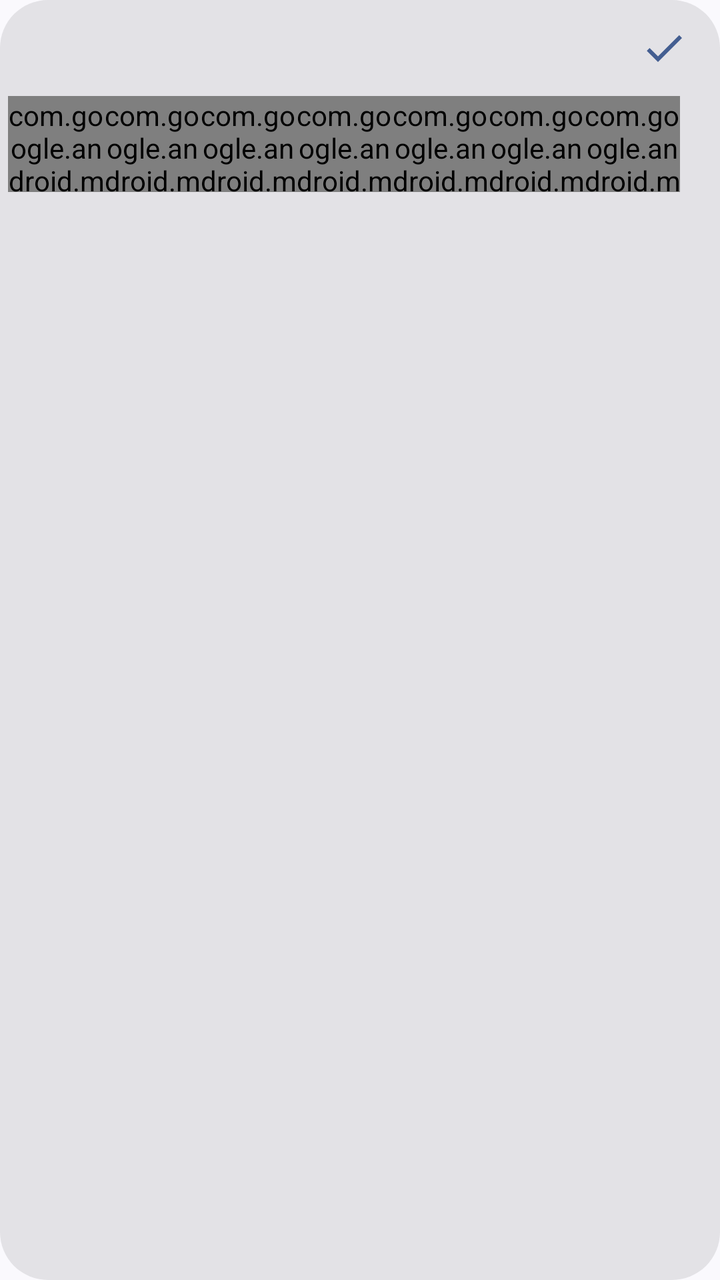
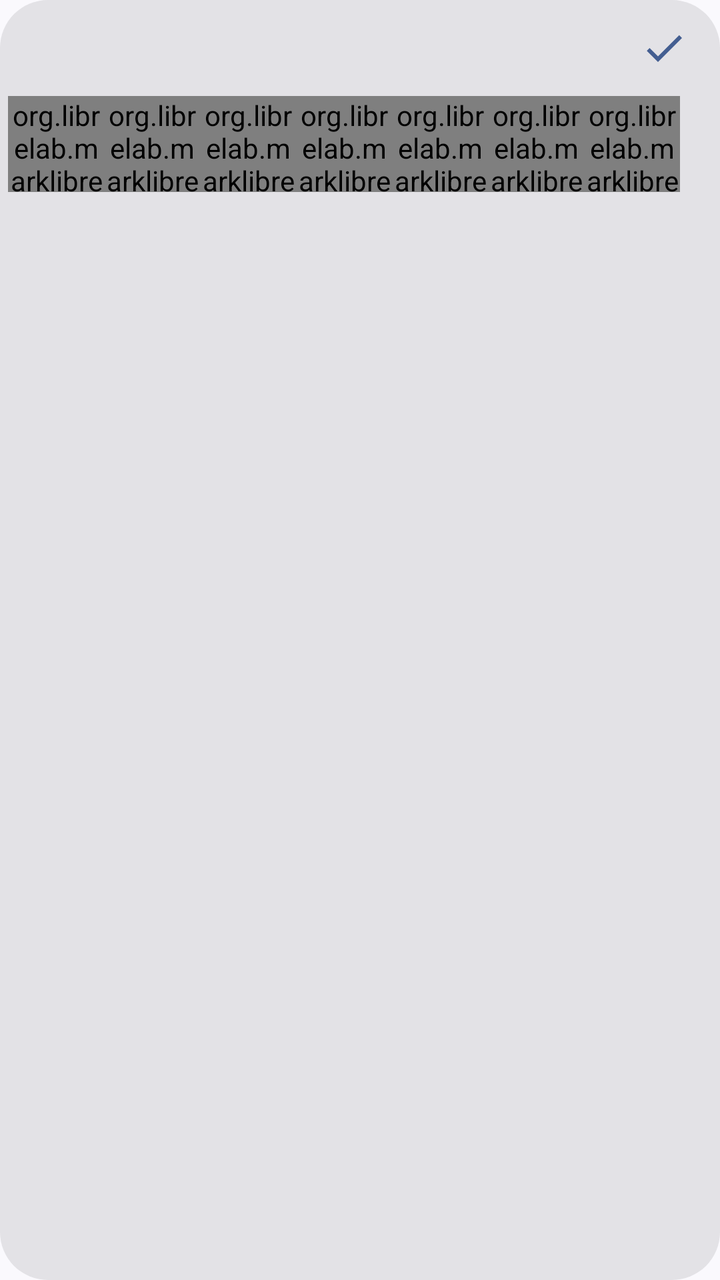

Compare the two renders of this Android layout. The source of the first and the diff that turns it into the second are given below.
<!-- AndroidManifest.xml: application theme MarkupTheme -->
<!-- res/layout/text_toolbar.xml -->
<?xml version="1.0" encoding="utf-8"?>
<LinearLayout xmlns:android="http://schemas.android.com/apk/res/android"
    xmlns:app="http://schemas.android.com/apk/res-auto"
    android:id="@+id/text_toolbar"
    android:layout_width="match_parent"
    android:layout_height="wrap_content"
    android:layout_gravity="center_horizontal"
    android:layout_marginHorizontal="8dp"
    android:background="@drawable/floating_toolbar_background"
    android:clickable="true"
    android:importantForAccessibility="no"
    android:orientation="vertical"
    android:paddingHorizontal="4dp">

    <LinearLayout
        android:id="@+id/font_controls"
        android:layout_width="match_parent"
        android:layout_height="wrap_content"
        android:gravity="center_vertical"
        android:orientation="horizontal">

        <LinearLayout
            android:id="@+id/font_list"
            android:layout_width="0dp"
            android:layout_height="wrap_content"
            android:layout_weight="1"
            android:orientation="horizontal"
            android:scrollbars="horizontal">

            <Button style="@style/FontButton" />
            <Button style="@style/FontButton" />
            <Button style="@style/FontButton" />
            <Button style="@style/FontButton" />
            <Button style="@style/FontButton" />
            <Button style="@style/FontButton" />
        </LinearLayout>

        <ImageButton
            android:id="@+id/text_done"
            style="@style/MarkupToolbarButton"
            android:contentDescription="@string/text_done"
            android:src="@drawable/ic_done"
            android:tint="?attr/colorPrimary" />
    </LinearLayout>

    <LinearLayout
        android:id="@+id/color_list"
        android:layout_width="match_parent"
        android:layout_height="wrap_content"
        android:orientation="horizontal">

        <com.google.android.markup.ColorButton style="@style/InkColorButton" app:ink_color="@color/ink_swatch_white" />
        <com.google.android.markup.ColorButton style="@style/InkColorButton" app:ink_color="@color/ink_swatch_black" />
        <com.google.android.markup.ColorButton style="@style/InkColorButton" app:ink_color="@color/ink_swatch_red" />
        <com.google.android.markup.ColorButton style="@style/InkColorButton" app:ink_color="@color/ink_swatch_yellow" />
        <com.google.android.markup.ColorButton style="@style/InkColorButton" app:ink_color="@color/ink_swatch_green" />
        <com.google.android.markup.ColorButton style="@style/InkColorButton" app:ink_color="@color/ink_swatch_blue" />
        <com.google.android.markup.ColorButton style="@style/InkColorButton" app:ink_color="@color/ink_swatch_purple" />
    </LinearLayout>
</LinearLayout>
<!-- resources referenced by this layout -->
<resources>
  <color name="ink_swatch_black">#000000</color>
  <color name="ink_swatch_blue">#00B0FF</color>
  <color name="ink_swatch_green">#00E676</color>
  <color name="ink_swatch_purple">#D500F9</color>
  <color name="ink_swatch_red">#FF5252</color>
  <color name="ink_swatch_white">#FAFAFA</color>
  <color name="ink_swatch_yellow">#FFC400</color>
  <!-- drawable floating_toolbar_background (drawable) -->
  <?xml version="1.0" encoding="utf-8"?>
  <shape xmlns:android="http://schemas.android.com/apk/res/android"
      android:shape="rectangle">
      <solid android:color="?attr/colorSurfaceContainerHighest" />
      <corners android:radius="24dp" />
  </shape>
  <!-- drawable ic_done (drawable) -->
  <?xml version="1.0" encoding="utf-8"?>
  <vector xmlns:android="http://schemas.android.com/apk/res/android"
      android:width="24dp" android:height="24dp"
      android:viewportWidth="24" android:viewportHeight="24">
      <path android:fillColor="#FF000000"
          android:pathData="M9,16.2L4.8,12l-1.4,1.4L9,19 21,7l-1.4,-1.4L9,16.2z" />
  </vector>
  <string name="text_done">Done</string>
  <style name="FontButton">
          <item name="android:layout_width">wrap_content</item>
          <item name="android:layout_height">44dp</item>
          <item name="android:background">?attr/selectableItemBackground</item>
          <item name="android:textColor">?attr/colorOnSurface</item>
          <item name="android:textSize">14sp</item>
          <item name="android:paddingHorizontal">10dp</item>
          <item name="android:minWidth">0dp</item>
      </style>
  <style name="InkColorButton">
          <item name="android:layout_width">@dimen/ink_lite_toolbar_button_size</item>
          <item name="android:layout_height">@dimen/ink_lite_toolbar_button_size</item>
          <item name="android:background">?attr/selectableItemBackgroundBorderless</item>
      </style>
  <style name="MarkupToolbarButton">
          <item name="android:layout_width">@dimen/ink_lite_toolbar_button_size</item>
          <item name="android:layout_height">@dimen/ink_lite_toolbar_button_size</item>
          <item name="android:background">?attr/selectableItemBackgroundBorderless</item>
          <item name="android:scaleType">centerInside</item>
          <item name="android:padding">12dp</item>
      </style>
  <style name="MarkupTheme" parent="Theme.Material3.DynamicColors.DayNight.NoActionBar" />
  <dimen name="ink_lite_toolbar_button_size">48dp</dimen>
</resources>

<!-- the commit's change to res/layout/text_toolbar.xml (unified diff, before → after) -->
@@ -49,12 +49,12 @@
         android:layout_height="wrap_content"
         android:orientation="horizontal">
 
-        <com.google.android.markup.ColorButton style="@style/InkColorButton" app:ink_color="@color/ink_swatch_white" />
-        <com.google.android.markup.ColorButton style="@style/InkColorButton" app:ink_color="@color/ink_swatch_black" />
-        <com.google.android.markup.ColorButton style="@style/InkColorButton" app:ink_color="@color/ink_swatch_red" />
-        <com.google.android.markup.ColorButton style="@style/InkColorButton" app:ink_color="@color/ink_swatch_yellow" />
-        <com.google.android.markup.ColorButton style="@style/InkColorButton" app:ink_color="@color/ink_swatch_green" />
-        <com.google.android.markup.ColorButton style="@style/InkColorButton" app:ink_color="@color/ink_swatch_blue" />
-        <com.google.android.markup.ColorButton style="@style/InkColorButton" app:ink_color="@color/ink_swatch_purple" />
+        <org.librelab.marklibre.ColorButton style="@style/InkColorButton" app:ink_color="@color/ink_swatch_white" />
+        <org.librelab.marklibre.ColorButton style="@style/InkColorButton" app:ink_color="@color/ink_swatch_black" />
+        <org.librelab.marklibre.ColorButton style="@style/InkColorButton" app:ink_color="@color/ink_swatch_red" />
+        <org.librelab.marklibre.ColorButton style="@style/InkColorButton" app:ink_color="@color/ink_swatch_yellow" />
+        <org.librelab.marklibre.ColorButton style="@style/InkColorButton" app:ink_color="@color/ink_swatch_green" />
+        <org.librelab.marklibre.ColorButton style="@style/InkColorButton" app:ink_color="@color/ink_swatch_blue" />
+        <org.librelab.marklibre.ColorButton style="@style/InkColorButton" app:ink_color="@color/ink_swatch_purple" />
     </LinearLayout>
 </LinearLayout>
